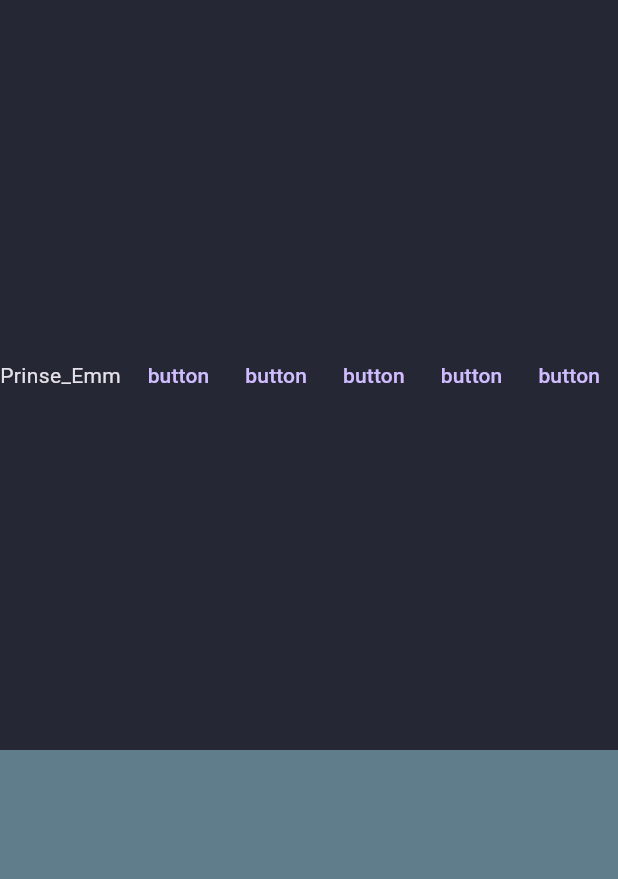
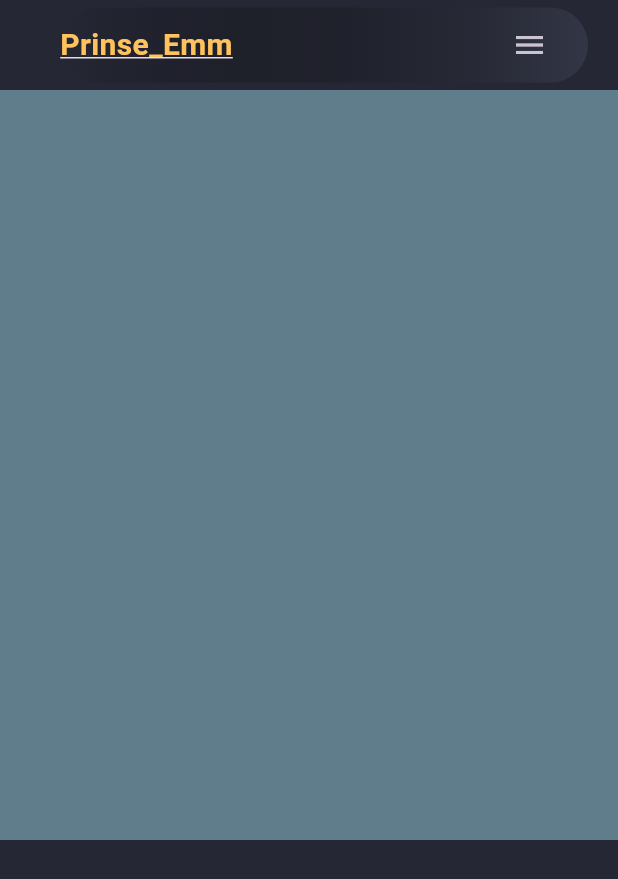
Before and after one commit to Emma-expert/emma-portfolio, a Flutter app: the screen it shows after launch, on a phone screen of 412 x 824 dp. Shown: the top 879 px of the screen. Run offline on Flutter 3.47's test engine with Material 3 defaults, Android fonts, the phone set to English and light mode, and no system bars.

Commit message:
getting the header ready

```diff
--- /dev/null
+++ b/my_portfolio/lib/constants/nav_icons.dart
@@ -0,0 +1 @@
+List<String> navTitles = ["Home", "Skills", "Projects", "Blogs", "Contact",];
--- a/my_portfolio/lib/pages/home_page.dart
+++ b/my_portfolio/lib/pages/home_page.dart
@@ -1,5 +1,9 @@
 import 'package:flutter/material.dart';
 import 'package:my_portfolio/constants/colors.dart';
+import 'package:my_portfolio/constants/nav_icons.dart';
+import 'package:my_portfolio/widgets/header_desktop.dart';
+import 'package:my_portfolio/widgets/header_mobile.dart';
+import 'package:my_portfolio/widgets/site_logo.dart';
 
 class HomePage extends StatefulWidget {
   const HomePage({super.key});
@@ -16,21 +20,10 @@ class _HomePageState extends State<HomePage> {
         body: ListView(
           children: [
             // MAIN widget
-            Container(
-              height: 500,
-              width: double.maxFinite,
-              child: Row(
-                children: [
-                  Text('Prinse_Emm'),
-                  Spacer(),
-                  for (int i = 0; i < 5; i++)
-                    TextButton(
-                      onPressed: () {},
-                      child: Text('button'),
-                    ),
-                ],
-              ),
-              // color: Colors.blueGrey,
+            //HeaderDesktop(),
+            HeaderMobile(
+              onLogoTap: () {},
+              onMenuTap: () {},
             ),
             // Skills widget
             Container(
--- /dev/null
+++ b/my_portfolio/lib/widgets/header_mobile.dart
@@ -0,0 +1,36 @@
+import 'package:flutter/material.dart';
+import 'package:my_portfolio/constants/colors.dart';
+import 'package:my_portfolio/widgets/site_logo.dart';
+
+class HeaderMobile extends StatelessWidget {
+  const HeaderMobile({super.key, required this.onLogoTap, required this.onMenuTap});
+  final VoidCallback onLogoTap;
+  final VoidCallback onMenuTap;
+
+  @override
+  Widget build(BuildContext context) {
+    return Container(
+      height: 50,
+      margin: const EdgeInsets.fromLTRB(40, 5, 20, 5),
+      decoration: BoxDecoration(
+        gradient: const LinearGradient(
+          colors: [Colors.transparent, CustomColor.bgLight1],
+        ),
+        borderRadius: BorderRadius.circular(100),
+      ),
+      child: Row(children: [
+        SiteLogo(
+          onTap: onLogoTap,
+        ),
+        const Spacer(),
+        IconButton(
+          onPressed: onMenuTap,
+          icon: const Icon(Icons.menu),
+        ),
+        SizedBox(
+          width: 15,
+        ),
+      ]),
+    );
+  }
+}
--- /dev/null
+++ b/my_portfolio/lib/widgets/site_logo.dart
@@ -0,0 +1,25 @@
+import 'package:flutter/material.dart';
+import 'package:my_portfolio/constants/colors.dart';
+
+class SiteLogo extends StatelessWidget {
+  const SiteLogo({super.key, this.onTap});
+  final VoidCallback? onTap;
+
+  @override
+  Widget build(BuildContext context) {
+    return GestureDetector(
+      onTap: () {
+        onTap;
+      },
+      child: Text(
+        'Prinse_Emm',
+        style: TextStyle(
+          fontSize: 20,
+          fontWeight: FontWeight.bold,
+          decoration: TextDecoration.underline,
+          color: CustomColor.yellowSecondary,
+        ),
+      ),
+    );
+  }
+}
```
Also changed, not shown: my_portfolio/lib/widgets/header_desktop.dart (added, +50 -0 lines).
